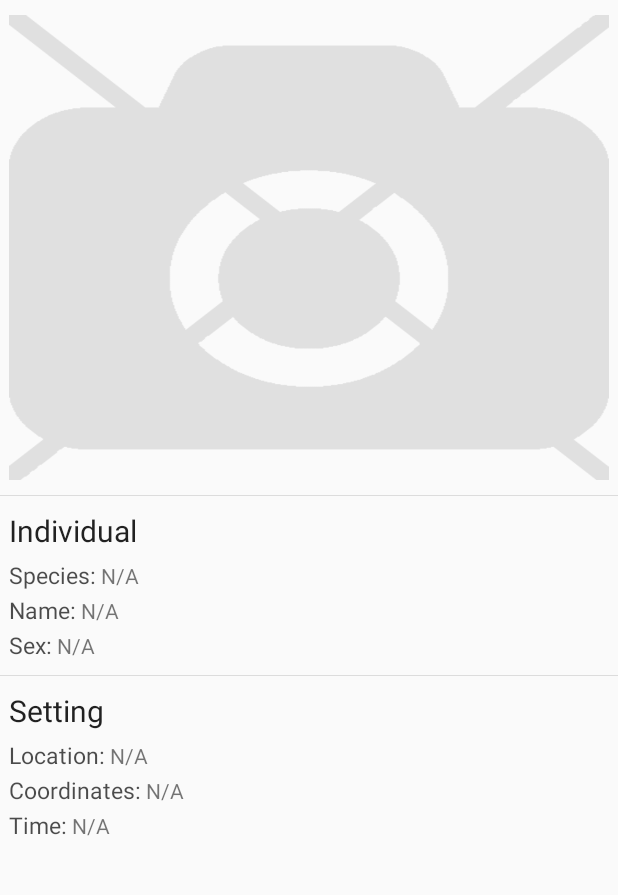
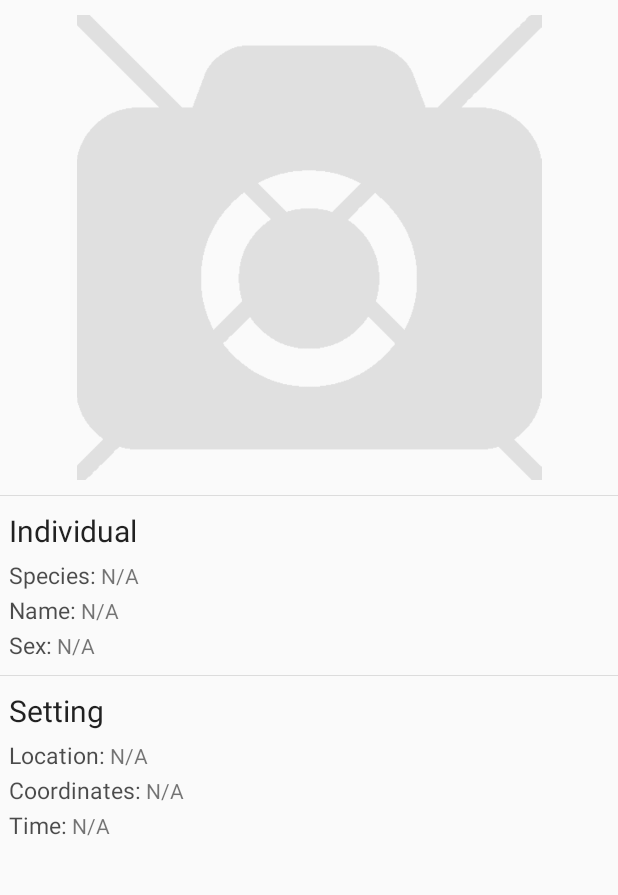
Before and after one commit to AlessandroOddone/IBEIS_Android_App, an Android app: the AnnotatePictureActivity screen opened directly, with no data from a screen before it, after a tap on an icon or button, on a phone screen of 412 x 824 dp, the part 84-979 px from its top. Run offline under Robolectric (Android 15) with nearby library versions, the phone set to English and light mode, and no system bars; our stand-ins replace Picasso; libraries missing offline, so code that uses them is left out: com.mikepenz.materialdrawer, edu.uic.ibeis_java_api; pictures from the network do not load; 30 statements that could not run were skipped.

Commit message:
image loading re-implemented using Picasso

```diff
--- a/app/build.gradle
+++ b/app/build.gradle
@@ -51,4 +51,5 @@ dependencies {
     compile('com.mikepenz:materialdrawer:4.3.1@aar') {
         transitive = true
     }
+    compile 'com.squareup.picasso:picasso:2.5.2'
 }
--- a/app/src/main/java/edu/uic/ibeis_tourist/MainActivity.java
+++ b/app/src/main/java/edu/uic/ibeis_tourist/MainActivity.java
@@ -352,7 +352,7 @@ public class MainActivity extends ActionBarActivity {
 
         takingPicture = true;
 
-        imageFileName = ImageUtils.generateImageName();
+        imageFileName = ImageUtils.generateImageUniqueName();
 
         Intent takePictureIntent = new Intent(MediaStore.ACTION_IMAGE_CAPTURE);
         takePictureIntent.putExtra(MediaStore.EXTRA_OUTPUT, Uri.fromFile(ImageUtils.generateImageFile(imageFileName)));
--- a/app/src/main/java/edu/uic/ibeis_tourist/MyPicturesListFragment.java
+++ b/app/src/main/java/edu/uic/ibeis_tourist/MyPicturesListFragment.java
@@ -36,7 +36,6 @@ public class MyPicturesListFragment extends Fragment {
     private RecyclerView.Adapter mAdapter;
     private RecyclerView.LayoutManager mLayoutManager;
 
-    private Location location;
     private ArrayList<PictureInfo> pictureList;
 
     /**
@@ -84,7 +83,7 @@ public class MyPicturesListFragment extends Fragment {
         mRecyclerView.scrollToPosition(0);
 
         // set adapter for the Recycler View, passing pictureList as parameter
-        mAdapter = new MyPicturesRecyclerViewAdapter(pictureList);
+        mAdapter = new MyPicturesRecyclerViewAdapter(pictureList, getActivity());
         mRecyclerView.setAdapter(mAdapter);
         mListener.onListReady();
 
--- a/app/src/main/java/edu/uic/ibeis_tourist/PictureDetailActivity.java
+++ b/app/src/main/java/edu/uic/ibeis_tourist/PictureDetailActivity.java
@@ -1,7 +1,6 @@
 package edu.uic.ibeis_tourist;
 
 import android.content.Intent;
-import android.os.Build;
 import android.os.Bundle;
 import android.support.v7.app.ActionBarActivity;
 import android.support.v7.widget.Toolbar;
@@ -12,8 +11,8 @@ import android.view.Menu;
 import android.view.MenuItem;
 import android.view.View;
 import android.widget.ImageView;
+import android.widget.LinearLayout;
 import android.widget.ProgressBar;
-import android.widget.RelativeLayout;
 import android.widget.TextView;
 
 import com.mikepenz.materialdrawer.AccountHeader;
@@ -26,11 +25,13 @@ import com.mikepenz.materialdrawer.model.ProfileDrawerItem;
 import com.mikepenz.materialdrawer.model.SecondaryDrawerItem;
 import com.mikepenz.materialdrawer.model.interfaces.IDrawerItem;
 import com.mikepenz.materialdrawer.model.interfaces.IProfile;
+import com.squareup.picasso.Picasso;
 
+import java.io.File;
 import java.text.DecimalFormat;
 import java.util.Calendar;
 
-import edu.uic.ibeis_tourist.exceptions.ImageLoadingException;
+import edu.uic.ibeis_tourist.activity_enums.ActivityEnum;
 import edu.uic.ibeis_tourist.exceptions.MatchNotFoundException;
 import edu.uic.ibeis_tourist.ibeis.IbeisController;
 import edu.uic.ibeis_tourist.ibeis.IbeisInterface;
@@ -41,7 +42,6 @@ import edu.uic.ibeis_tourist.model.SexEnum;
 import edu.uic.ibeis_tourist.model.SpeciesEnum;
 import edu.uic.ibeis_tourist.utils.DateTimeUtils;
 import edu.uic.ibeis_tourist.utils.ImageUtils;
-import edu.uic.ibeis_tourist.activity_enums.ActivityEnum;
 
 
 public class PictureDetailActivity extends ActionBarActivity {
@@ -54,7 +54,7 @@ public class PictureDetailActivity extends ActionBarActivity {
     private PrimaryDrawerItem homeDrawerItem;
     private SecondaryDrawerItem myPicturesDrawerItem;
 
-    private RelativeLayout detailLayout;
+    private LinearLayout detailLayout;
     private ProgressBar detailProgressBar;
 
     private ImageView detailImageView;
@@ -127,7 +127,7 @@ public class PictureDetailActivity extends ActionBarActivity {
         initToolbar();
         initNavigationDrawer();
 
-        detailLayout = (RelativeLayout) findViewById(R.id.detail_layout);
+        detailLayout = (LinearLayout) findViewById(R.id.detail_layout);
         detailProgressBar = (ProgressBar) findViewById(R.id.detail_progress_bar);
 
         detailImageView = (ImageView) findViewById(R.id.detail_image_view);
@@ -205,11 +205,22 @@ public class PictureDetailActivity extends ActionBarActivity {
             detailLayout.setVisibility(View.VISIBLE);
             detailProgressBar.setVisibility(View.GONE);
 
+            Picasso.with(this)
+                    .load(new File((ImageUtils.getImagesMainFolder() + pictureInfo.getFileName())))
+                    .error(R.drawable.ic_no_img_available)
+                    .fit()
+                    .centerInside()
+                    .into(detailImageView);
+            /*
             try {
                 detailImageView.setImageDrawable(null);
-                detailImageView.setImageBitmap(ImageUtils.getRectangularBitmap(pictureInfo.getFileName(),
+                detailImageView.setImageBitmap (
+                        ImageUtils.getRectangularBitmap (
+                        pictureInfo.getFileName(),
                         ImageUtils.dpToPx(this, detailImageView.getLayoutParams().height),
-                        ImageUtils.dpToPx(this, detailImageView.getLayoutParams().width)));
+                        ImageUtils.dpToPx(this, detailImageView.getLayoutParams().width)
+                        )
+                );
             } catch (ImageLoadingException e) {
                 detailImageView.setImageDrawable(null);
                 if(android.os.Build.VERSION.SDK_INT < Build.VERSION_CODES.JELLY_BEAN) {
@@ -219,6 +230,7 @@ public class PictureDetailActivity extends ActionBarActivity {
                     detailImageView.setBackground(getResources().getDrawable(R.drawable.ic_no_img_available));
                 }
             }
+            */
 
             SpeciesEnum species = pictureInfo.getIndividualSpecies();
             String name = pictureInfo.getIndividualName();
--- a/app/src/main/java/edu/uic/ibeis_tourist/utils/ImageUtils.java
+++ b/app/src/main/java/edu/uic/ibeis_tourist/utils/ImageUtils.java
@@ -27,6 +27,14 @@ public class ImageUtils {
             + File.separator + "IBEIS" + File.separator;
 
     /**
+     * Return the folder where the images are stored
+     * @return
+     */
+    public static String getImagesMainFolder() {
+        return PATH_TO_IMAGE_FILE;
+    }
+
+    /**
      * Generate a unique file path for a new image file to be stored in the external memory
      * @return Generated file
      */
@@ -42,7 +50,7 @@ public class ImageUtils {
      * Generate a unique name for an image file
      * @return Name of the file
      */
-    public static String generateImageName() {
+        public static String generateImageUniqueName() {
         return "IBEIS_" + new SimpleDateFormat("yyyyMMdd'_'hhmmss").format(new Date()) + ".png";
     }
 
@@ -57,7 +65,7 @@ public class ImageUtils {
      */
     public static Bitmap getRectangularBitmap(String fileName, int containerHeight, int containerWidth) throws ImageLoadingException {
         try {
-            return getBitmap(fileName, containerHeight, containerWidth, Bitmap.Config.ARGB_8888);
+            return getBitmap(fileName, containerHeight, containerWidth);
         } catch (IOException e) {
             throw new ImageLoadingException();
         }
@@ -74,7 +82,7 @@ public class ImageUtils {
      */
     public static Bitmap getCircularBitmap(String fileName, int containerHeight, int containerWidth) throws ImageLoadingException {
         try {
-            Bitmap rectangularBitmap = getBitmap(fileName, containerHeight, containerWidth, Bitmap.Config.ARGB_8888);
+            Bitmap rectangularBitmap = getBitmap(fileName, containerHeight, containerWidth);
             return cropToCircle(rectangularBitmap);
         } catch (IOException e) {
             throw new ImageLoadingException();
@@ -87,8 +95,7 @@ public class ImageUtils {
      * @return image Bitmap
      * @throws IOException
      */
-    public static Bitmap getBitmap(String fileName, int requestedHeight, int requestedWidth,
-                             Bitmap.Config colorConfig) throws IOException {
+    public static Bitmap getBitmap(String fileName, int requestedHeight, int requestedWidth) throws IOException {
 
         String filePath = PATH_TO_IMAGE_FILE + fileName;
         if (!(new File(filePath)).exists()) {
@@ -101,25 +108,19 @@ public class ImageUtils {
 
         final int height = options.outHeight;
         final int width = options.outWidth;
+        int inSampleSize = 1;
+        if (height > requestedHeight || width > requestedWidth) {
 
-        options.inPreferredConfig = colorConfig;
-        int inSampleSize = 1;
+            final int halfHeight = height / 2;
+            final int halfWidth = width / 2;
 
-        if (height > requestedHeight)
-        {
-            inSampleSize = Math.round((float)height / (float)requestedHeight);
+            while ((halfHeight / inSampleSize) > requestedHeight
+                    && (halfWidth / inSampleSize) > requestedWidth) {
+                inSampleSize *= 2;
+            }
         }
-        int expectedWidth = width / inSampleSize;
-
-        if (expectedWidth > requestedWidth)
-        {
-            inSampleSize = Math.round((float)width / (float)requestedWidth);
-        }
-
         options.inSampleSize = inSampleSize;
-
         options.inJustDecodeBounds = false;
-
         Bitmap bitmap = BitmapFactory.decodeFile(filePath, options);
 
         ExifInterface exif = new ExifInterface(filePath);
@@ -142,7 +143,7 @@ public class ImageUtils {
     /**
      * Crops a rectangular bitmap to generate a circular bitmap
      * @param rectangularBitmap
-     * @return Circular Bitmap
+     * @return circular Bitmap
      */
     public static Bitmap cropToCircle(Bitmap rectangularBitmap) {
         Bitmap output;
--- a/app/src/main/res/layout/activity_picture_detail.xml
+++ b/app/src/main/res/layout/activity_picture_detail.xml
@@ -7,43 +7,38 @@
     <include layout="@layout/toolbar_actionbar"
         android:id="@+id/picture_detail_toolbar"/>
 
-    <RelativeLayout
+    <LinearLayout
         android:id="@+id/detail_layout"
+        android:orientation="vertical"
         android:layout_width="match_parent"
         android:layout_height="match_parent"
         android:layout_below="@+id/picture_detail_toolbar" >
 
         <ImageView
             android:id="@+id/detail_image_view"
-            android:layout_width="500dp"
+            android:layout_width="match_parent"
             android:layout_height="310dp"
             android:layout_marginTop="10dp"
             android:layout_marginBottom="10dp"
             android:layout_marginLeft="6dp"
             android:layout_marginRight="6dp"
-            android:layout_alignParentTop="true"
-            android:layout_centerInParent="true"/>
+            android:layout_gravity="center"/>
 
         <View
             android:id="@+id/detail_divider_1"
             android:layout_height="1px"
             android:layout_width="match_parent"
-            android:layout_below="@+id/detail_image_view"
             android:background="@drawable/list_divider"/>
 
         <LinearLayout
             android:id="@+id/detail_individual_info"
             android:layout_width="match_parent"
             android:layout_height="wrap_content"
-            android:layout_below="@+id/detail_divider_1"
             android:paddingTop="9dp"
             android:paddingBottom="9dp"
             android:paddingLeft="@dimen/activity_horizontal_margin"
             android:paddingRight="@dimen/activity_horizontal_margin"
             android:orientation="vertical">
-            <RelativeLayout
-                android:layout_width="match_parent"
-                android:layout_height="wrap_content">
 
             <TextView
                 android:id="@+id/detail_individual_info_title"
@@ -53,19 +48,6 @@
                 android:text="@string/detail_individual_info_title"
                 android:textAppearance="@style/PictureDetailSectionTitle"/>
 
-                <Button
-                    android:id="@+id/detail_individual_info_btn_more"
-                    android:layout_width="wrap_content"
-                    android:layout_height="wrap_content"
-                    android:visibility="gone"/>
-
-                <Button
-                    android:id="@+id/detail_individual_info_btn_follow"
-                    android:layout_width="wrap_content"
-                    android:layout_height="wrap_content"
-                    android:visibility="gone"/>
-
-            </RelativeLayout>
             <TextView
                 android:id="@+id/detail_individual_species"
                 android:layout_width="wrap_content"
@@ -135,7 +117,7 @@
                 android:layout_height="wrap_content" />
         </LinearLayout>
 
-    </RelativeLayout>
+    </LinearLayout>
 
     <ProgressBar
         android:id="@+id/detail_progress_bar"
```
Also changed, not shown: app/src/main/java/edu/uic/ibeis_tourist/view_elements/MyPicturesRecyclerViewAdapter.java (+47 -62 lines), 25 other files. Lines whose indentation alone changed are shown as unchanged.
